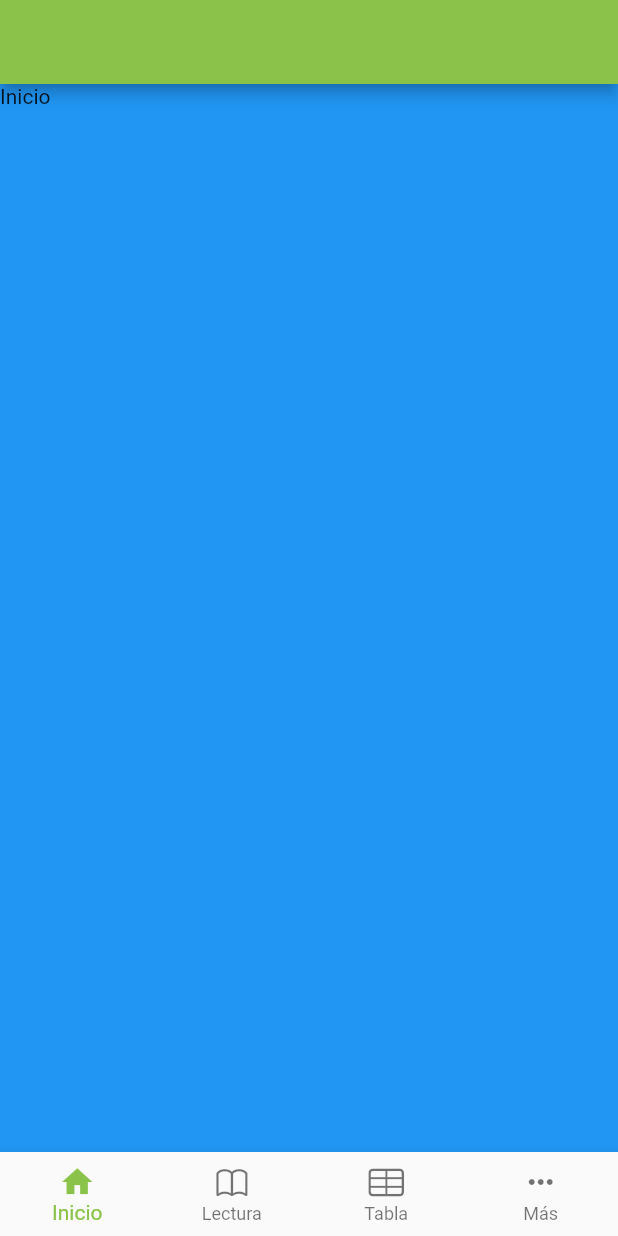
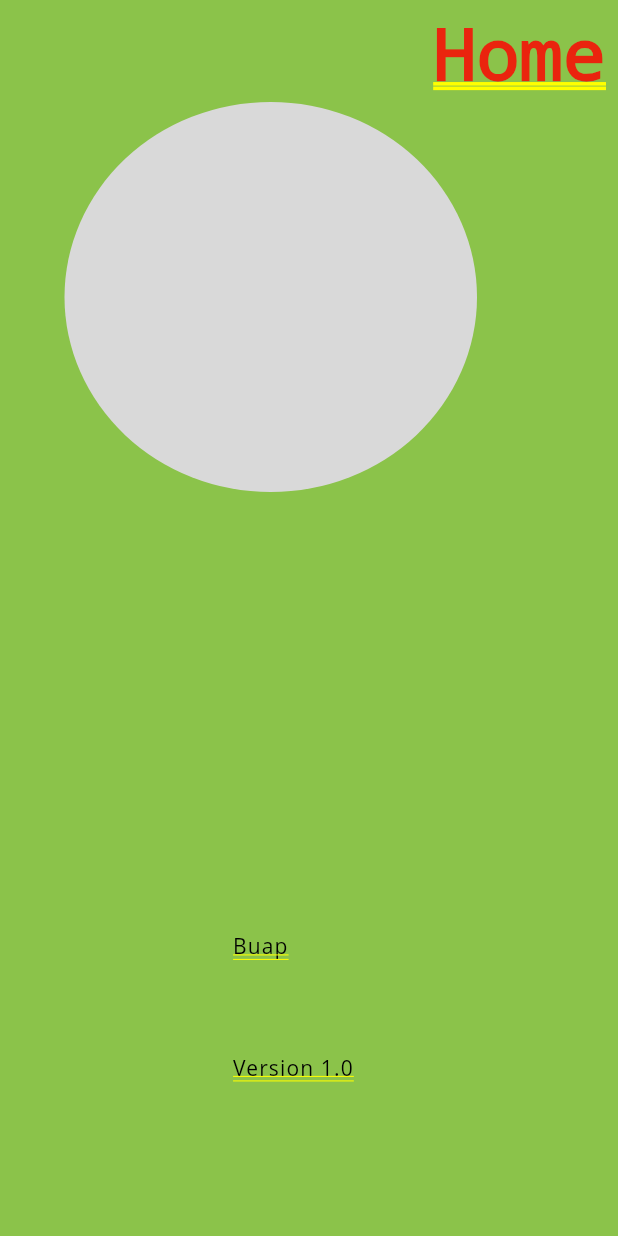
Before and after one commit to AlexAcoltzi/TablaperiodicaFlutter, a Flutter app: the screen it shows after launch, on a phone screen of 412 x 824 dp. Run offline on Flutter 3.47's test engine with Material 2 defaults, Android fonts, the phone set to English and light mode, and no system bars; Roboto replaces fonts that are missing (Open Sans).

Commit message:
Agregando Elementos importantes

```diff
--- a/lib/main.dart
+++ b/lib/main.dart
@@ -1,4 +1,5 @@
 import 'package:flutter/material.dart';
+import 'package:tablaperiodicagame/pages/Initial.dart';
 import 'package:tablaperiodicagame/pages/home.dart';
 
 void main() {
@@ -25,7 +26,7 @@ class MyApp extends StatelessWidget {
         // is not restarted.
         primarySwatch: Colors.lightGreen,
       ),
-      home: const Home(),
+      home: const InicialPage(),
     );
   }
 }
--- /dev/null
+++ b/lib/pages/Initial.dart
@@ -0,0 +1,62 @@
+import 'package:flutter/material.dart';
+
+class InicialPage extends StatelessWidget {
+  const InicialPage({Key? key}) : super(key: key);
+
+  @override
+  Widget build(BuildContext context) {
+    return Container(
+        width: 360,
+        height: 800,
+        decoration: BoxDecoration(
+          color : Color.fromRGBO(139, 195, 74, 1),
+        ),
+        child: Stack(
+            children: <Widget>[
+              Positioned(
+                  top: 68,
+                  left: 43,
+                  child: Container(
+                      width: 275,
+                      height: 260,
+                      decoration: BoxDecoration(
+                        color : Color.fromRGBO(217, 217, 217, 1),
+                        borderRadius : BorderRadius.all(Radius.elliptical(275, 260)),
+                      )
+                  )
+              ),
+              Positioned(
+                child: ButtonBar(
+                  children: [
+                    Text('Home')
+                  ],
+                ),
+              ),
+              Positioned(
+                  top: 623,
+                  left: 155,
+                  child: Text('Buap', textAlign: TextAlign.center, style: TextStyle(
+                      color: Color.fromRGBO(0, 0, 0, 1),
+                      fontFamily: 'Open Sans',
+                      fontSize: 14,
+                      letterSpacing: 0.75,
+                      fontWeight: FontWeight.normal,
+                      height: 1.1428571428571428
+                  ),)
+              ),Positioned(
+                  top: 704,
+                  left: 155,
+                  child: Text('Version 1.0', textAlign: TextAlign.center, style: TextStyle(
+                      color: Color.fromRGBO(0, 0, 0, 1),
+                      fontFamily: 'Open Sans',
+                      fontSize: 14,
+                      letterSpacing: 0.75,
+                      fontWeight: FontWeight.normal,
+                      height: 1.1428571428571428
+                  ),)
+              ),
+            ]
+        )
+    );
+  }
+}
--- a/lib/pages/home.dart
+++ b/lib/pages/home.dart
@@ -1,5 +1,6 @@
 import 'package:flutter/cupertino.dart';
 import 'package:flutter/material.dart';
+import 'package:tablaperiodicagame/pages/home_page.dart';
 
 class Home extends StatefulWidget {
   const Home({Key? key}) : super(key: key);
@@ -10,7 +11,7 @@ class Home extends StatefulWidget {
 
 class _HomeState extends State<Home> {
   int _currentIndex = 0;
-  String _title = '';
+  String _title = 'Inicio';
   final PageController _pageController = PageController();
 
   @override
@@ -26,7 +27,7 @@ class _HomeState extends State<Home> {
           pageChanged(index);
         },
         children: [
-          Container(color: Colors.blue, child: const Text('Inicio'),),
+          const Inicio(),
           Container(color: Colors.green, child: const Text('Lectura'),),
           Container(color: Colors.purple, child: const Text('Tabla'),),
           Container(color: Colors.red, child: const Text('Más'),),
```
Also changed, not shown: lib/pages/home_page.dart (added, +53 -0 lines).
